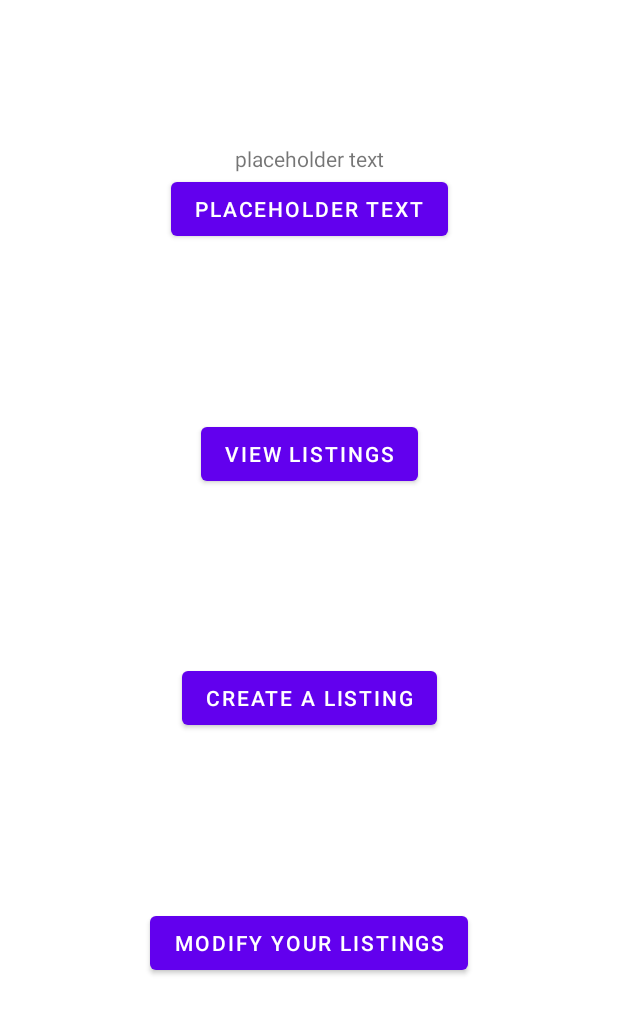
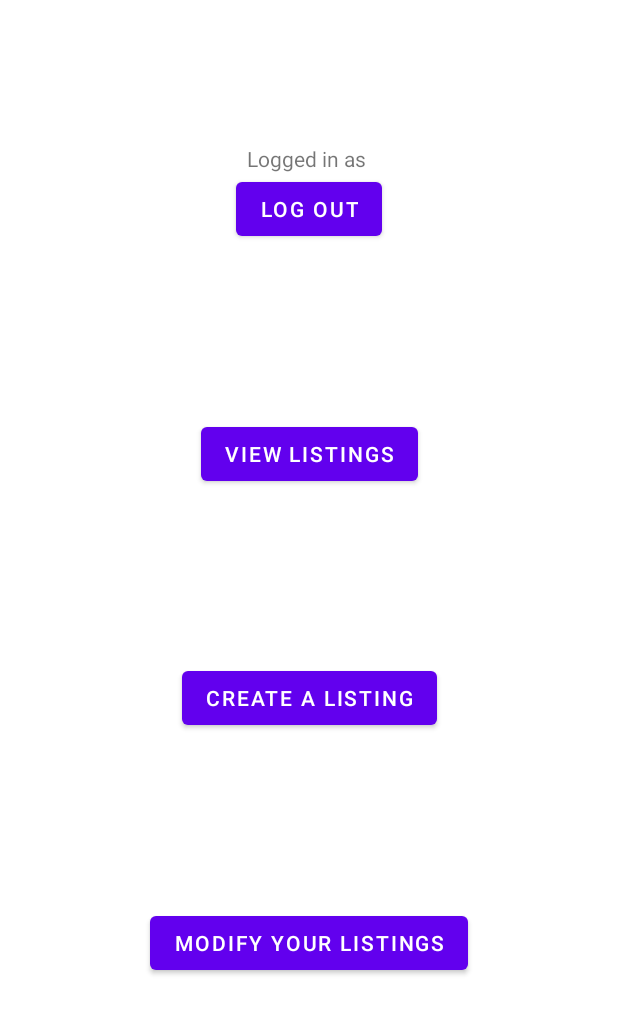
Before and after one commit to AustiBomb33/3025-semester-project, an Android app: the MainActivity screen opened directly, with no data from a screen before it, on a phone screen of 412 x 824 dp, the part 84-1119 px from its top. Run offline under Robolectric (Android 15) with nearby library versions, the phone set to English and light mode, and no system bars; our stand-ins replace Firebase (no records; nobody signed in at launch, a user with empty details on screens opened directly); libraries missing offline, so code that uses them is left out: com.firebase.ui.

Commit message:
User can now sign out without closing app

```diff
--- a/app/src/main/java/com/marcoux/simplysale/MainActivity.kt
+++ b/app/src/main/java/com/marcoux/simplysale/MainActivity.kt
@@ -8,6 +8,7 @@ import android.widget.Button
 import android.widget.Toast
 import com.firebase.ui.auth.AuthUI
 import com.google.firebase.auth.FirebaseAuth
+import com.google.firebase.ktx.Firebase
 import com.marcoux.simplysale.databinding.ActivityMainBinding
 
 class MainActivity : AppCompatActivity() {
@@ -18,6 +19,14 @@ class MainActivity : AppCompatActivity() {
         super.onCreate(savedInstanceState)
         binding = ActivityMainBinding.inflate(layoutInflater)
         setContentView(binding.root)
+
+        binding.textUserName.setText("Logged in as ${FirebaseAuth.getInstance().currentUser!!.displayName}")
+        binding.buttonLogOut.setOnClickListener {
+            FirebaseAuth.getInstance().signOut()
+            val intent = Intent(this, loginActivity::class.java)
+            startActivity(intent)
+            finish()
+        }
 
         val buttonListingsActivity = findViewById<Button>(R.id.buttonViewListings)
         buttonListingsActivity.setOnClickListener {
--- a/app/src/main/java/com/marcoux/simplysale/loginActivity.kt
+++ b/app/src/main/java/com/marcoux/simplysale/loginActivity.kt
@@ -42,9 +42,13 @@ class loginActivity : AppCompatActivity() {
                 val user = FirebaseAuth.getInstance().currentUser
                 val intent = Intent(this, MainActivity::class.java)
                 startActivity(intent)
+                finish()
             } else {
                 // sign in failed
                 Toast.makeText(this, "Sign in failed", Toast.LENGTH_LONG).show()
+                val intent = Intent(this, loginActivity::class.java)
+                startActivity(intent)
+                finish()
             }
         }
     }
--- a/app/src/main/res/layout/activity_main.xml
+++ b/app/src/main/res/layout/activity_main.xml
@@ -7,10 +7,10 @@
     tools:context=".MainActivity">
 
     <Button
-        android:id="@+id/buttonLogInOut"
+        android:id="@+id/buttonLogOut"
         android:layout_width="wrap_content"
         android:layout_height="wrap_content"
-        android:text="@string/placeholder"
+        android:text="@string/log_out"
         app:layout_constraintBottom_toTopOf="@+id/buttonViewListings"
         app:layout_constraintEnd_toEndOf="parent"
         app:layout_constraintHorizontal_bias="0.5"
@@ -26,7 +26,7 @@
         app:layout_constraintEnd_toEndOf="parent"
         app:layout_constraintHorizontal_bias="0.5"
         app:layout_constraintStart_toStartOf="parent"
-        app:layout_constraintTop_toBottomOf="@+id/buttonLogInOut" />
+        app:layout_constraintTop_toBottomOf="@+id/buttonLogOut" />
 
     <Button
         android:id="@+id/buttonCreateListings"
@@ -55,9 +55,9 @@
         android:layout_width="wrap_content"
         android:layout_height="wrap_content"
         android:text="@string/placeholder"
-        app:layout_constraintBottom_toTopOf="@+id/buttonLogInOut"
-        app:layout_constraintEnd_toEndOf="@+id/buttonLogInOut"
-        app:layout_constraintStart_toStartOf="@+id/buttonLogInOut" />
+        app:layout_constraintBottom_toTopOf="@+id/buttonLogOut"
+        app:layout_constraintEnd_toEndOf="@+id/buttonLogOut"
+        app:layout_constraintStart_toStartOf="@+id/buttonLogOut" />
 
     <androidx.appcompat.widget.Toolbar
         android:id="@+id/toolbar"
--- a/app/src/main/res/values/strings.xml
+++ b/app/src/main/res/values/strings.xml
@@ -12,4 +12,5 @@
     <string name="item_description_placeholder">Enter Description</string>
     <string name="create_listing">Create Listing</string>
     <string name="update_listing">Update Listing</string>
+    <string name="log_out">Log Out</string>
 </resources>
```
